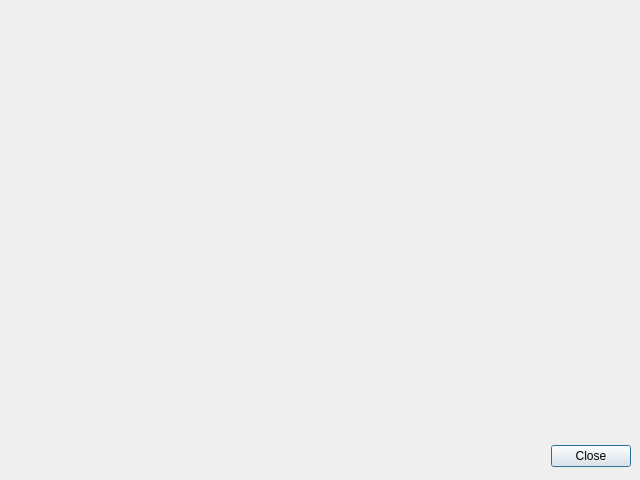
First picture: the form in ui/aboutwindow.ui, repository fhill122/brightnessSlider, before the edit.
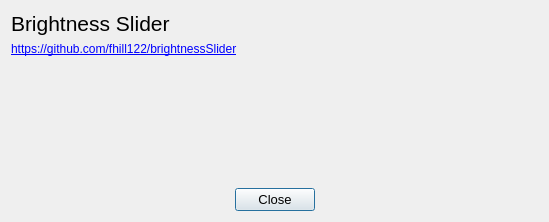
Second picture: the form after the edit.

Commit message: about window

```diff
--- a/ui/aboutwindow.ui
+++ b/ui/aboutwindow.ui
@@ -6,29 +6,87 @@
    <rect>
     <x>0</x>
     <y>0</y>
-    <width>640</width>
-    <height>480</height>
+    <width>549</width>
+    <height>222</height>
    </rect>
   </property>
   <property name="windowTitle">
    <string>Dialog</string>
   </property>
-  <widget class="QDialogButtonBox" name="buttonBox">
-   <property name="geometry">
-    <rect>
-     <x>10</x>
-     <y>440</y>
-     <width>621</width>
-     <height>32</height>
-    </rect>
-   </property>
-   <property name="orientation">
-    <enum>Qt::Horizontal</enum>
-   </property>
-   <property name="standardButtons">
-    <set>QDialogButtonBox::Close</set>
-   </property>
-  </widget>
+  <layout class="QVBoxLayout" name="verticalLayout">
+   <item>
+    <widget class="QLabel" name="Name">
+     <property name="font">
+      <font>
+       <family>Tahoma</family>
+       <pointsize>16</pointsize>
+      </font>
+     </property>
+     <property name="text">
+      <string>Brightness Slider</string>
+     </property>
+     <property name="margin">
+      <number>0</number>
+     </property>
+    </widget>
+   </item>
+   <item>
+    <widget class="QLabel" name="url">
+     <property name="font">
+      <font>
+       <family>Tahoma</family>
+      </font>
+     </property>
+     <property name="text">
+      <string>&lt;html&gt;&lt;head/&gt;&lt;body&gt;&lt;p&gt;&lt;a href=&quot;https://github.com/fhill122/brightnessSlider&quot;&gt;&lt;span style=&quot; text-decoration: underline; color:#0000ff;&quot;&gt;https://github.com/fhill122/brightnessSlider&lt;/span&gt;&lt;/a&gt;&lt;/p&gt;&lt;/body&gt;&lt;/html&gt;</string>
+     </property>
+    </widget>
+   </item>
+   <item>
+    <widget class="QLabel" name="empty">
+     <property name="text">
+      <string/>
+     </property>
+    </widget>
+   </item>
+   <item>
+    <spacer name="verticalSpacer">
+     <property name="orientation">
+      <enum>Qt::Vertical</enum>
+     </property>
+     <property name="sizeHint" stdset="0">
+      <size>
+       <width>20</width>
+       <height>40</height>
+      </size>
+     </property>
+    </spacer>
+   </item>
+   <item>
+    <widget class="QDialogButtonBox" name="buttonBox">
+     <property name="sizePolicy">
+      <sizepolicy hsizetype="Expanding" vsizetype="Preferred">
+       <horstretch>0</horstretch>
+       <verstretch>0</verstretch>
+      </sizepolicy>
+     </property>
+     <property name="font">
+      <font>
+       <pointsize>10</pointsize>
+      </font>
+     </property>
+     <property name="orientation">
+      <enum>Qt::Horizontal</enum>
+     </property>
+     <property name="standardButtons">
+      <set>QDialogButtonBox::Close</set>
+     </property>
+     <property name="centerButtons">
+      <bool>true</bool>
+     </property>
+    </widget>
+   </item>
+  </layout>
  </widget>
  <resources/>
  <connections>
```
Left out of the diff: 2 changed lines with no effect on the pictures. The commit also changes 1 other file.
